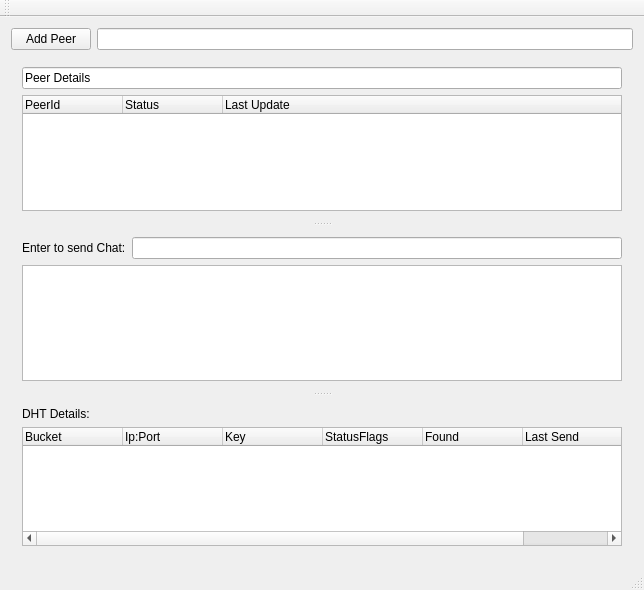
Before: the Qt Designer form PeerNetQt/src/mainwindow.ui in RetroShare/RetroShare, drawn with Qt 5.
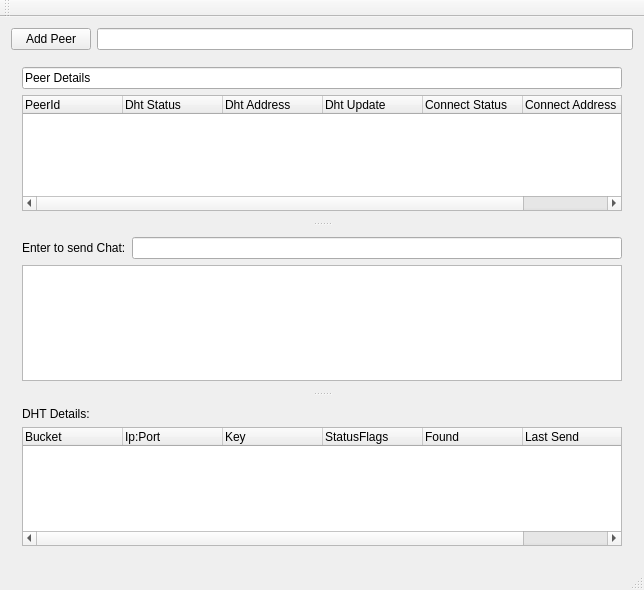
After: the same form once the commit is applied.

What changed in the file:
```diff
--- a/PeerNetQt/src/mainwindow.ui
+++ b/PeerNetQt/src/mainwindow.ui
@@ -37,7 +37,7 @@
       <property name="orientation">
        <enum>Qt::Vertical</enum>
       </property>
-      <widget class="QWidget" name="">
+      <widget class="QWidget" name="layoutWidget">
        <layout class="QVBoxLayout" name="verticalLayout_2">
         <item>
          <widget class="QLineEdit" name="peerLine">
@@ -61,19 +61,39 @@
           </column>
           <column>
            <property name="text">
-            <string>Status</string>
+            <string>Dht Status</string>
            </property>
           </column>
           <column>
            <property name="text">
-            <string>Last Update</string>
+            <string>Dht Address</string>
+           </property>
+          </column>
+          <column>
+           <property name="text">
+            <string>Dht Update</string>
+           </property>
+          </column>
+          <column>
+           <property name="text">
+            <string>Connect Status</string>
+           </property>
+          </column>
+          <column>
+           <property name="text">
+            <string>Connect Address</string>
+           </property>
+          </column>
+          <column>
+           <property name="text">
+            <string>Connect Update</string>
            </property>
           </column>
          </widget>
         </item>
        </layout>
       </widget>
-      <widget class="QWidget" name="">
+      <widget class="QWidget" name="layoutWidget">
        <layout class="QVBoxLayout" name="verticalLayout_3">
         <item>
          <layout class="QHBoxLayout" name="horizontalLayout_2">
@@ -94,7 +114,7 @@
         </item>
        </layout>
       </widget>
-      <widget class="QWidget" name="">
+      <widget class="QWidget" name="layoutWidget">
        <layout class="QVBoxLayout" name="verticalLayout">
         <item>
          <widget class="QLabel" name="dhtLabel">
```
